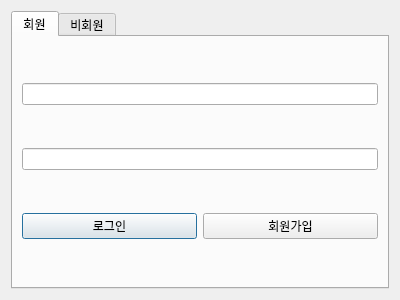
First picture: the form in signindialog.ui, repository Jhnn22/VEDA_MiniProject, before the edit.
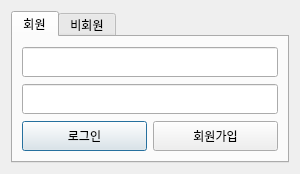
Second picture: the form after the edit.

The edit to the form file:
```diff
--- a/signindialog.ui
+++ b/signindialog.ui
@@ -6,10 +6,22 @@
    <rect>
     <x>0</x>
     <y>0</y>
-    <width>400</width>
-    <height>300</height>
+    <width>300</width>
+    <height>174</height>
    </rect>
   </property>
+  <property name="minimumSize">
+   <size>
+    <width>300</width>
+    <height>174</height>
+   </size>
+  </property>
+  <property name="maximumSize">
+   <size>
+    <width>300</width>
+    <height>174</height>
+   </size>
+  </property>
   <property name="windowTitle">
    <string>Dialog</string>
   </property>
@@ -27,15 +39,53 @@
        <item>
         <layout class="QVBoxLayout" name="verticalLayout_2">
          <item>
-          <widget class="QLineEdit" name="inputId"/>
+          <widget class="QLineEdit" name="inputId">
+           <property name="minimumSize">
+            <size>
+             <width>0</width>
+             <height>30</height>
+            </size>
+           </property>
+           <property name="maximumSize">
+            <size>
+             <width>16777215</width>
+             <height>30</height>
+            </size>
+           </property>
+          </widget>
          </item>
          <item>
-          <widget class="QLineEdit" name="inputPw"/>
+          <widget class="QLineEdit" name="inputPw">
+           <property name="minimumSize">
+            <size>
+             <width>0</width>
+             <height>30</height>
+            </size>
+           </property>
+           <property name="maximumSize">
+            <size>
+             <width>16777215</width>
+             <height>30</height>
+            </size>
+           </property>
+          </widget>
          </item>
          <item>
           <layout class="QHBoxLayout" name="horizontalLayout_3">
            <item>
             <widget class="QPushButton" name="memberSignIn">
+             <property name="minimumSize">
+              <size>
+               <width>0</width>
+               <height>30</height>
+              </size>
+             </property>
+             <property name="maximumSize">
+              <size>
+               <width>16777215</width>
+               <height>30</height>
+              </size>
+             </property>
              <property name="text">
               <string>로그인</string>
              </property>
@@ -43,6 +93,18 @@
            </item>
            <item>
             <widget class="QPushButton" name="memberSignUp">
+             <property name="minimumSize">
+              <size>
+               <width>0</width>
+               <height>30</height>
+              </size>
+             </property>
+             <property name="maximumSize">
+              <size>
+               <width>16777215</width>
+               <height>30</height>
+              </size>
+             </property>
              <property name="text">
               <string>회원가입</string>
              </property>
```
Left out of the diff: 51 changed lines with no effect on the pictures.
